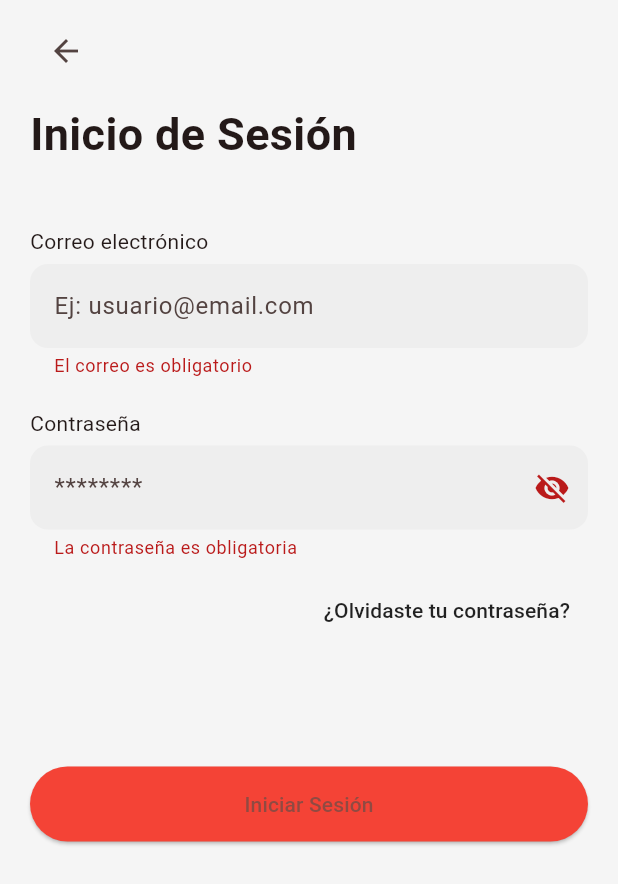
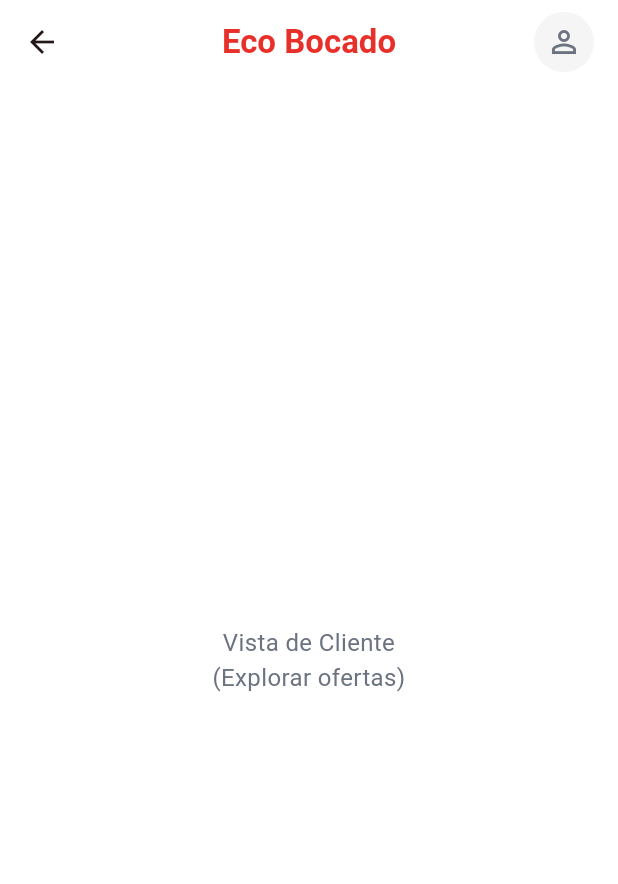
Before and after one commit to Edmilzon/reduccion_desperdicio_alimentos, a Flutter app: the LoginScreen screen opened directly, after a tap on "Iniciar Sesión", on a phone screen of 412 x 824 dp. Shown: the top 884 px of the screen. Run offline on Flutter 3.47's test engine with Material 3 defaults, Android fonts, the phone set to English and light mode, and no system bars; our stand-ins replace flutter_riverpod.

Commit message:
fix: add flow from start to finish

```diff
--- a/lib/features/auth/presentation/screens/login_screen.dart
+++ b/lib/features/auth/presentation/screens/login_screen.dart
@@ -1,6 +1,7 @@
 import 'package:flutter/material.dart';
 import '../../../../shared/widgets/custom_input.dart';
 import '../../../../shared/widgets/custom_button.dart';
+import '../../../home/presentation/screens/client_home_screen.dart';
 
 class LoginScreen extends StatefulWidget {
   const LoginScreen({super.key});
@@ -30,7 +31,6 @@
             child: Column(
               crossAxisAlignment: CrossAxisAlignment.start,
               children: [
-
                 const SizedBox(height: 10),
 
                 IconButton(
@@ -122,28 +122,14 @@
                 const SizedBox(height: 80),
 
                 CustomButton(
-                  text: isLoading
-                      ? "Cargando..."
-                      : "Iniciar Sesión",
-                  onPressed: isLoading
-                      ? null
-                      : () async {
-                          if (_formKey.currentState!.validate()) {
-                            setState(() => isLoading = true);
-
-                            await Future.delayed(
-                              const Duration(seconds: 2),
-                            );
-
-                            setState(() => isLoading = false);
-
+                  text: "Iniciar Sesión",
+                  onPressed: () {
                     Navigator.pushReplacement(
                       context,
                       MaterialPageRoute(
-                                builder: (_) => const Placeholder(),
+                        builder: (_) => const ClientHomeScreen(),
                       ),
                     );
-                          }
                   },
                 ),
 
--- /dev/null
+++ b/lib/features/home/presentation/screens/client_home_screen.dart
@@ -0,0 +1,104 @@
+import 'package:flutter/material.dart';
+import 'package:reduccion_desperdicio_alimentos/core/theme/app_colors.dart';
+import 'package:reduccion_desperdicio_alimentos/shared/widgets/main_shell.dart';
+
+class ClientHomeScreen extends StatelessWidget {
+  const ClientHomeScreen({super.key});
+
+  void _showProfileMenu(BuildContext context) {
+    showModalBottomSheet(
+      context: context,
+      backgroundColor: Colors.transparent,
+      builder: (context) => Container(
+        decoration: const BoxDecoration(
+          color: Colors.white,
+          borderRadius: BorderRadius.vertical(top: Radius.circular(20)),
+        ),
+        padding: const EdgeInsets.all(20),
+        child: Column(
+          mainAxisSize: MainAxisSize.min,
+          children: [
+            Container(
+              width: 40,
+              height: 4,
+              decoration: BoxDecoration(
+                color: Colors.grey[300],
+                borderRadius: BorderRadius.circular(2),
+              ),
+            ),
+            const SizedBox(height: 20),
+            ListTile(
+              leading: const Icon(Icons.storefront, color: AppColors.primary),
+              title: const Text('Entrar al Panel de Control'),
+              subtitle: const Text('Gestión de ofertas y ventas'),
+              onTap: () {
+                Navigator.pop(context);
+                Navigator.pushReplacement(
+                  context,
+                  MaterialPageRoute(builder: (_) => const MainShell()),
+                );
+              },
+            ),
+            const Divider(),
+            ListTile(
+              leading: const Icon(Icons.logout, color: Colors.red),
+              title: const Text('Cerrar Sesión'),
+              onTap: () {
+                Navigator.pop(context);
+                Navigator.pop(context);
+              },
+            ),
+            const SizedBox(height: 10),
+          ],
+        ),
+      ),
+    );
+  }
+
+  @override
+  Widget build(BuildContext context) {
+    return Scaffold(
+      backgroundColor: AppColors.background,
+      appBar: AppBar(
+        backgroundColor: AppColors.background,
+        elevation: 0,
+        title: const Text(
+          'Eco Bocado',
+          style: TextStyle(
+            color: AppColors.primary,
+            fontWeight: FontWeight.bold,
+            fontSize: 22,
+          ),
+        ),
+        centerTitle: true,
+        actions: [
+          GestureDetector(
+            onTap: () => _showProfileMenu(context),
+            child: Container(
+              margin: const EdgeInsets.only(right: 16),
+              padding: const EdgeInsets.all(8),
+              decoration: BoxDecoration(
+                color: AppColors.cardBg,
+                borderRadius: BorderRadius.circular(20),
+              ),
+              child: const Icon(
+                Icons.person_outline,
+                color: AppColors.textSecondary,
+              ),
+            ),
+          ),
+        ],
+      ),
+      body: const Center(
+        child: Text(
+          'Vista de Cliente\n(Explorar ofertas)',
+          textAlign: TextAlign.center,
+          style: TextStyle(
+            fontSize: 16,
+            color: AppColors.textSecondary,
+          ),
+        ),
+      ),
+    );
+  }
+}
--- a/lib/main.dart
+++ b/lib/main.dart
@@ -1,6 +1,6 @@
 import 'package:flutter/material.dart';
 import 'package:reduccion_desperdicio_alimentos/core/theme/app_colors.dart';
-import 'package:reduccion_desperdicio_alimentos/shared/widgets/main_shell.dart';
+import 'package:reduccion_desperdicio_alimentos/features/auth/presentation/screens/login_screen.dart';
 
 void main() {
   runApp(const MyApp());
@@ -12,7 +12,7 @@
   @override
   Widget build(BuildContext context) {
     return MaterialApp(
-      title: 'Reducción Desperdicio',
+      title: 'Eco Bocado',
       debugShowCheckedModeBanner: false,
       theme: ThemeData(
         colorScheme: ColorScheme.fromSeed(seedColor: AppColors.primary),
@@ -25,7 +25,7 @@
           scrolledUnderElevation: 0,
         ),
       ),
-      home: const MainShell(),
+      home: const LoginScreen(),
     );
   }
 }
```
Also changed, not shown: 1 other file. Lines whose indentation alone changed are shown as unchanged.
